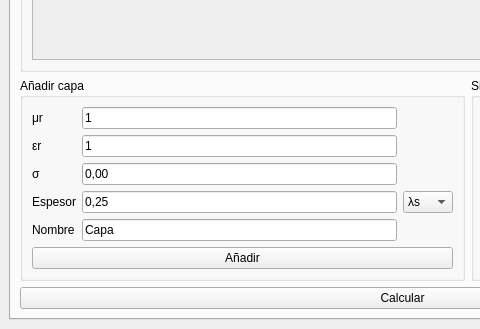
Before: the Qt Designer form UI/Main.ui in GullinoAgus/reWave, drawn with Qt 5; both pictures show x 0 to 480 and y 389 to 718 of the 805 by 718 pixel window.
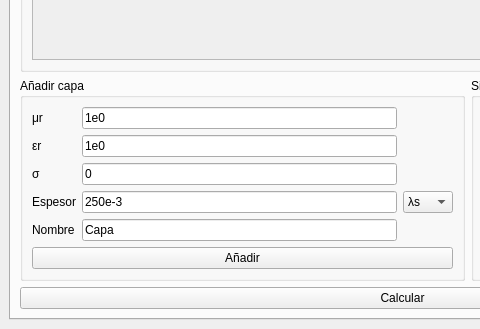
After: the same form once the commit is applied.

Patch:
```diff
--- a/UI/Main.ui
+++ b/UI/Main.ui
@@ -177,7 +177,7 @@
            <item row="0" column="1">
             <widget class="QLineEdit" name="mu_input">
              <property name="text">
-              <string>1</string>
+              <string>1e0</string>
              </property>
             </widget>
            </item>
@@ -225,7 +225,7 @@
            <item row="3" column="1">
             <widget class="QLineEdit" name="width_input">
              <property name="text">
-              <string>0,25</string>
+              <string>250e-3</string>
              </property>
             </widget>
            </item>
@@ -246,7 +246,7 @@
            <item row="2" column="1">
             <widget class="QLineEdit" name="sigma_input">
              <property name="text">
-              <string>0,00</string>
+              <string>0</string>
              </property>
              <property name="maxLength">
               <number>100</number>
@@ -256,7 +256,7 @@
            <item row="1" column="1">
             <widget class="QLineEdit" name="epsilon_input">
              <property name="text">
-              <string>1</string>
+              <string>1e0</string>
              </property>
             </widget>
            </item>
```
